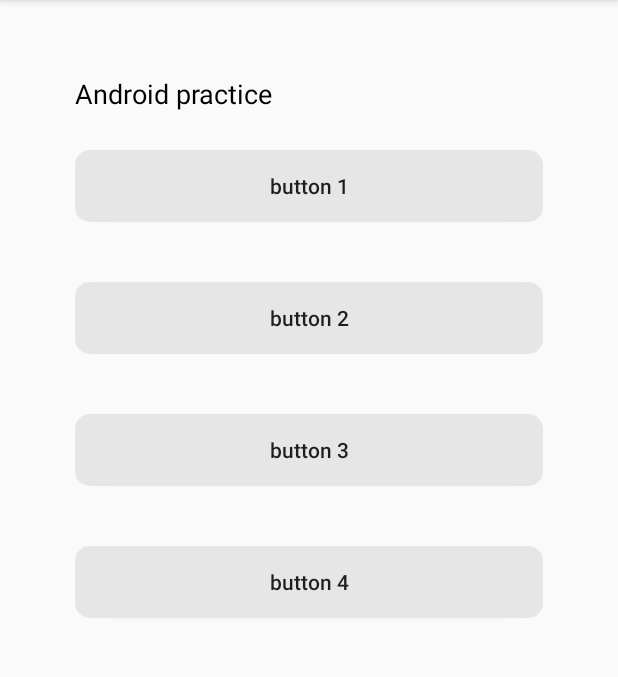
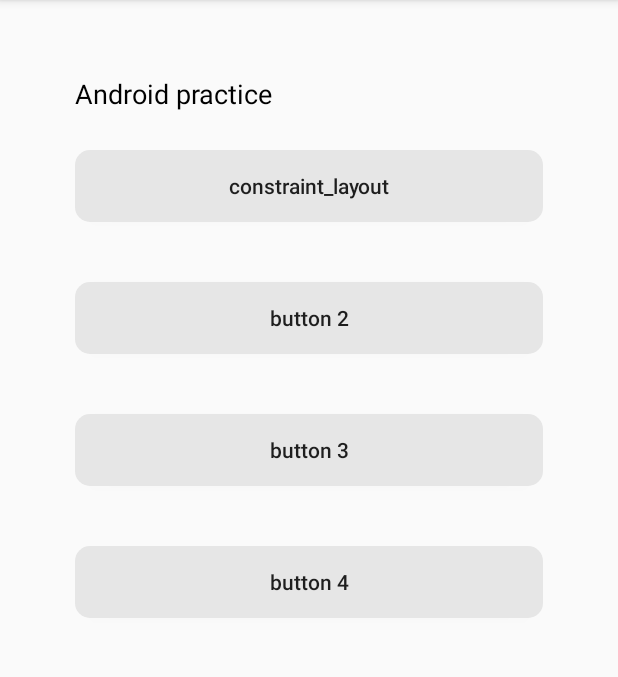
Before and after one commit to Aurora-XD/Hello, an Android app: the screen it shows after launch (MainActivity), on a phone screen of 412 x 824 dp, the part 84-761 px from its top. Run offline under Robolectric (Android 15) with nearby library versions, the phone set to English and light mode, and no system bars.

Commit message:
add onclick event to button 1

```diff
--- a/app/src/main/java/com/example/hello/MainActivity.java
+++ b/app/src/main/java/com/example/hello/MainActivity.java
@@ -2,13 +2,31 @@ package com.example.hello;
 
 import androidx.appcompat.app.AppCompatActivity;
 
+import android.content.Intent;
 import android.os.Bundle;
+import android.view.View;
+import android.widget.Button;
 
 public class MainActivity extends AppCompatActivity {
+
+    private Button mButton1;
 
     @Override
     protected void onCreate(Bundle savedInstanceState) {
         super.onCreate(savedInstanceState);
         setContentView(R.layout.activity_main);
+
+        mButton1 = findViewById(R.id.button_1);
+        mButton1.setOnClickListener(new View.OnClickListener() {
+            @Override
+            public void onClick(View view) {
+                openNewActivity();
+            }
+        });
+    }
+
+    public void openNewActivity(){
+        Intent intent = new Intent(this, ConstraintActivity.class);
+        startActivity(intent);
     }
 }
--- a/app/src/main/res/values/strings.xml
+++ b/app/src/main/res/values/strings.xml
@@ -1,7 +1,7 @@
 <resources>
     <string name="app_name">Hello</string>
     <string name="text_content">Android practice</string>
-    <string name="button_text_1">button 1</string>
+    <string name="button_text_1">constraint_layout</string>
     <string name="button_text_2">button 2</string>
     <string name="button_text_3">button 3</string>
     <string name="button_text_4">button 4</string>
```
Also changed, not shown: 1 other file.
